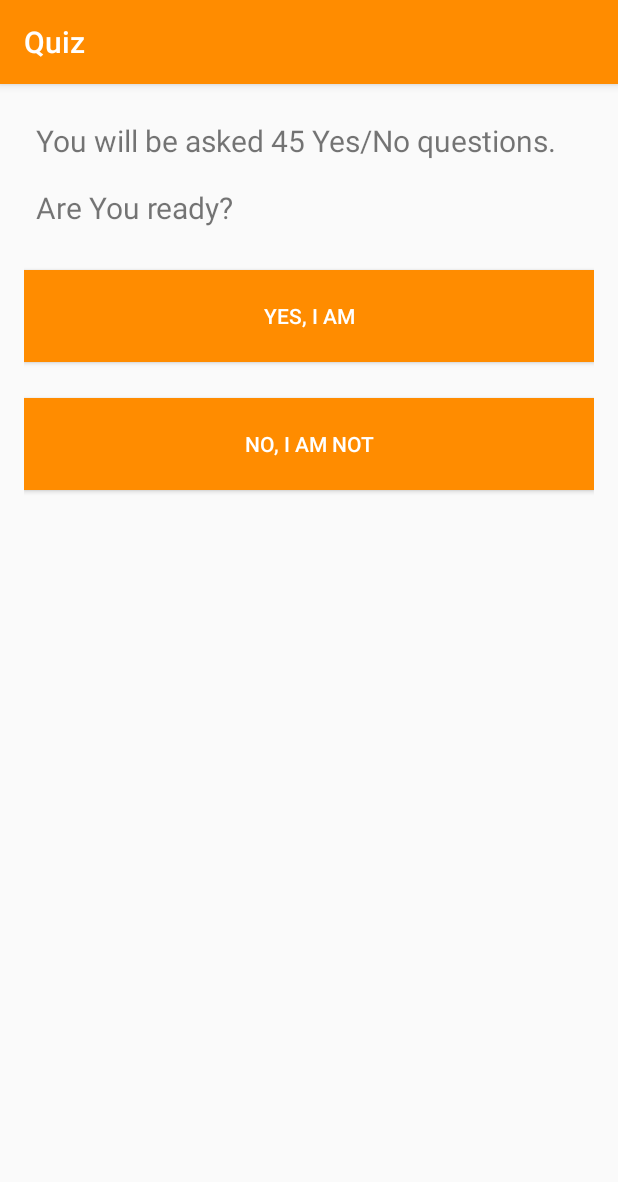
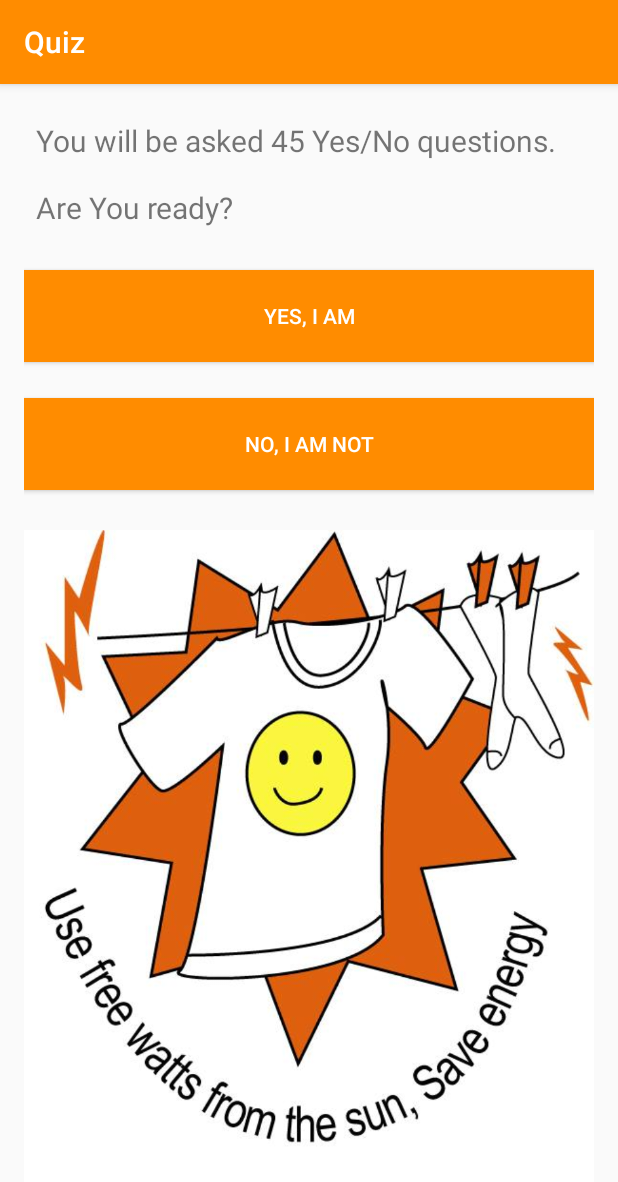
Before and after one commit to Adnan525/ManlyEnvironmentCentre, an Android app: the QuizWelcome screen opened directly, with no data from a screen before it, on a phone screen of 412 x 824 dp. Shown: the top 1182 px of the screen. Run offline under Robolectric (Android 15) with nearby library versions, the light colour scheme and no system bars; Roboto replaces fonts that are not available here.

Commit message:
One more photo added

```diff
--- a/app/src/main/res/layout/activity_quiz_welcome.xml
+++ b/app/src/main/res/layout/activity_quiz_welcome.xml
@@ -1,5 +1,6 @@
 <?xml version="1.0" encoding="utf-8"?>
 <LinearLayout xmlns:android="http://schemas.android.com/apk/res/android"
+    xmlns:app="http://schemas.android.com/apk/res-auto"
     xmlns:tools="http://schemas.android.com/tools"
     android:id="@+id/activity_quiz"
     android:layout_width="match_parent"
@@ -50,5 +51,11 @@
         android:text="No, I am not"
         android:textColor="#fff" />
 
+    <ImageView
+        android:id="@+id/imageView6"
+        android:layout_width="match_parent"
+        android:layout_height="wrap_content"
+        app:srcCompat="@drawable/tshirt" />
+
 
 </LinearLayout>
```
